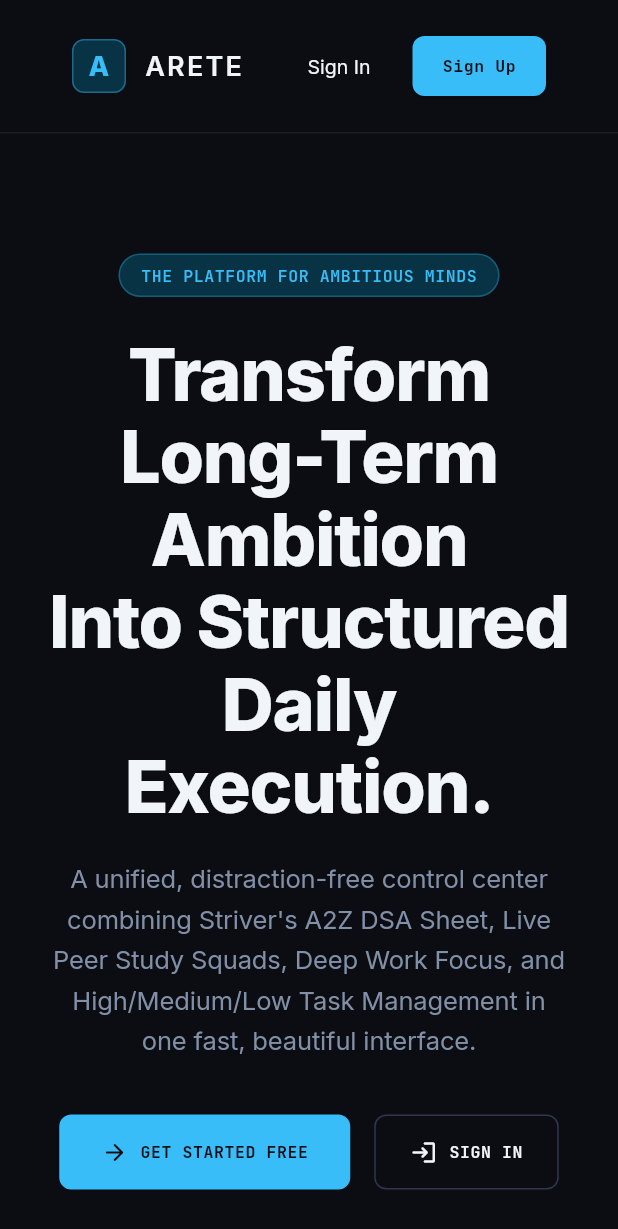
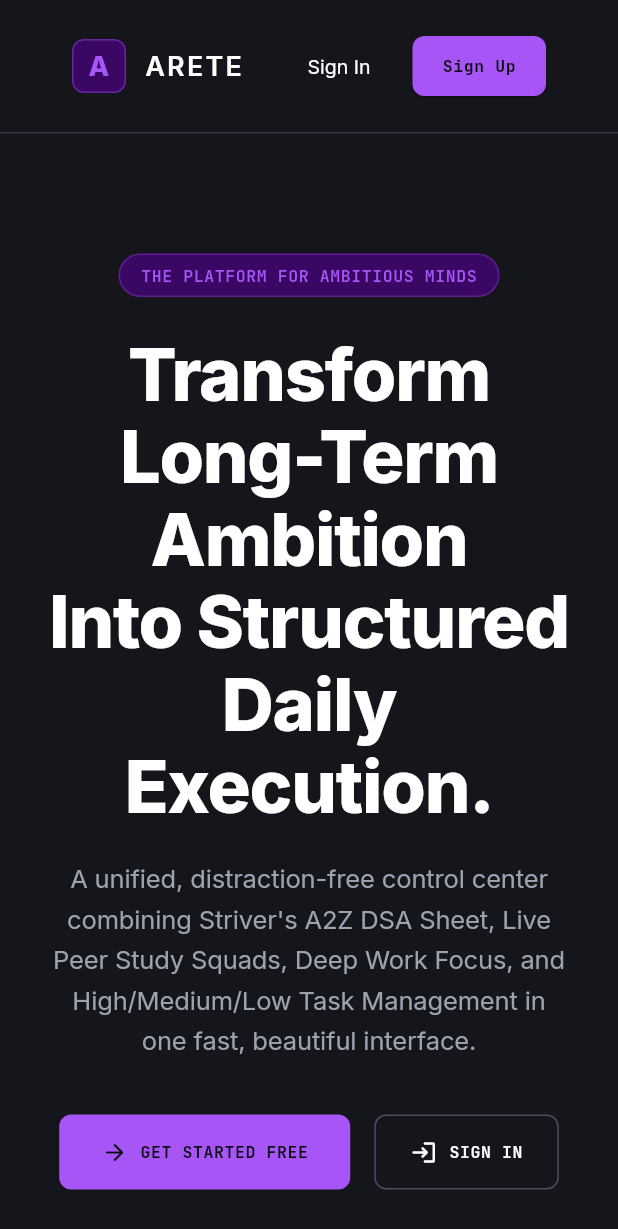
Before and after one commit to Dhyanesh2603/Arete, a Flutter app: the screen it shows after launch, on a phone screen of 412 x 824 dp. Shown: the top 1229 px of the screen. Run offline on Flutter 3.47's test engine with Material 3 defaults, Android fonts, the light colour scheme and no system bars; our stand-ins replace fl_chart, flutter_riverpod, go_router, google_fonts, shared_preferences, supabase; missing offline and left inert: dart:html, dart:js_interop; accounts and stored records are empty.

Commit message:
style: apply Avever dark violet and graphite theme

```diff
--- a/lib/core/theme/app_colors.dart
+++ b/lib/core/theme/app_colors.dart
@@ -2,36 +2,36 @@ import 'package:flutter/material.dart';
 
 class AppColors {
   // Surface & Depth Tokens
-  static const Color canvas = Color(0xFF0B0D13); // Deep Space Slate
-  static const Color surfaceTier1 = Color(0xFF121520); // Titanium Charcoal
-  static const Color surfaceTier2 = Color(0xFF181C2B); // Dusk Surface
-  static const Color surfaceHover = Color(0xFF202538); // Muted Indigo Hover
-  static const Color surfaceGlass = Color(0xBF121520); // Glass Overlay
+  static const Color canvas = Color(0xFF15151C); // Deep Violet-Grey
+  static const Color surfaceTier1 = Color(0xFF1E1E28); // Elevated Dark Grey
+  static const Color surfaceTier2 = Color(0xFF252532); // Card Background
+  static const Color surfaceHover = Color(0xFF2C2C3D); // Hover State
+  static const Color surfaceGlass = Color(0xBF1E1E28); // Glass Overlay
 
   // Hairline Borders
-  static const Color borderSubtle = Color(0x732A3047); // 45% alpha
-  static const Color borderActive = Color(0xB33E4766); // 70% alpha
-  static const Color borderGlowCyan = Color(0x6638BDF8);
+  static const Color borderSubtle = Color(0xFF353548); // Subtle divider
+  static const Color borderActive = Color(0xFF4D4D66); // Active focus border
+  static const Color borderGlowCyan = Color(0x66A855F7); // Purple glow
 
   // Typography Tones
-  static const Color textHigh = Color(0xFFF1F5F9); // Crisp Off-White
-  static const Color textMedium = Color(0xFFCBD5E1); // Muted Silver Slate
-  static const Color textMuted = Color(0xFF8290A7); // Steel Grey
-  static const Color textSubtle = Color(0xFF4E5A72); // Navy Grey
+  static const Color textHigh = Color(0xFFFFFFFF); // Crisp White
+  static const Color textMedium = Color(0xFFD1D5DB); // Muted Silver
+  static const Color textMuted = Color(0xFF9CA3AF); // Steel Grey
+  static const Color textSubtle = Color(0xFF6B7280); // Navy Grey
 
-  // Domain & Status Signals
-  static const Color cyan = Color(0xFF38BDF8); // Active Execution & DSA Easy
-  static const Color cyanBg = Color(0xFF083344);
+  // Domain & Status Signals (Variable names kept for codebase compatibility)
+  static const Color cyan = Color(0xFFA855F7); // Electric Purple (Primary Accent)
+  static const Color cyanBg = Color(0xFF3B0764);
 
-  static const Color mint = Color(0xFF34D399); // Solved & Habit Resilience
-  static const Color mintBg = Color(0xFF064E3B);
+  static const Color mint = Color(0xFF2DD4BF); // Bright Cyan/Teal
+  static const Color mintBg = Color(0xFF115E59);
 
-  static const Color lavender = Color(0xFF818CF8); // Goals & Strategic Milestones
-  static const Color lavenderBg = Color(0xFF1E1B4B);
+  static const Color lavender = Color(0xFFC4B5FD); // Soft Lilac
+  static const Color lavenderBg = Color(0xFF2E1065);
 
-  static const Color amber = Color(0xFFFBBF24); // Focus Mode & Medium Difficulty
+  static const Color amber = Color(0xFFFBBF24); // Warm Yellow
   static const Color amberBg = Color(0xFF451A03);
 
-  static const Color rose = Color(0xFFFB7185); // Critical Blockers & Hard Difficulty
+  static const Color rose = Color(0xFFF43F5E); // Neon Magenta
   static const Color roseBg = Color(0xFF4C0519);
 }
```
